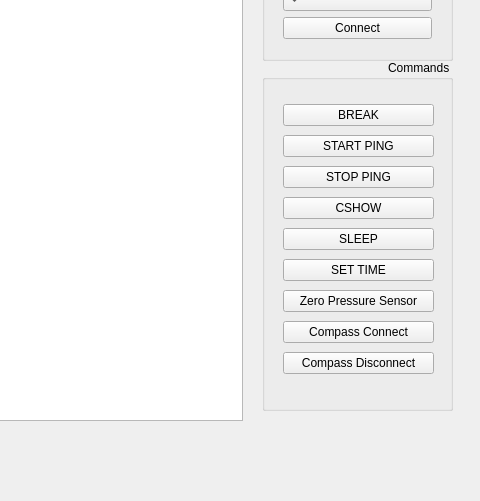
Before: the Qt Designer form Frontend/qt/adcp_terminal.ui in ricorx7/rti_python, drawn with Qt 5; both pictures show x 528 to 1008 and y 127 to 628 of the 1008 by 818 pixel window.
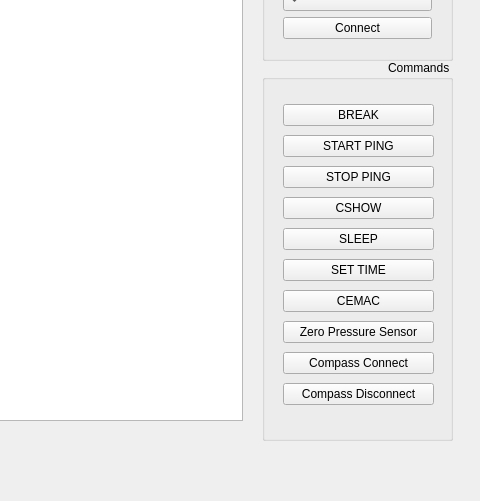
After: the same form once the commit is applied.

Commit message: Added CEMAC command to QT UI Added SetTime to WAMP

The edit to the form file:
```diff
--- a/Frontend/qt/adcp_terminal.ui
+++ b/Frontend/qt/adcp_terminal.ui
@@ -103,7 +103,7 @@
       <x>790</x>
       <y>170</y>
       <width>191</width>
-      <height>351</height>
+      <height>381</height>
      </rect>
     </property>
     <property name="layoutDirection">
@@ -118,7 +118,7 @@
        <x>10</x>
        <y>30</y>
        <width>173</width>
-       <height>304</height>
+       <height>338</height>
       </rect>
      </property>
      <layout class="QVBoxLayout" name="verticalLayout_2">
@@ -164,6 +164,13 @@
         </property>
        </widget>
       </item>
+      <item>
+       <widget class="QPushButton" name="cemacButton">
+        <property name="text">
+         <string>CEMAC</string>
+        </property>
+       </widget>
+      </item>
       <item>
        <widget class="QPushButton" name="zeroPressureSensorButton">
         <property name="text">
```
Left out of the diff: 18 changed lines with no effect on the pictures. The commit also changes 4 other files.
